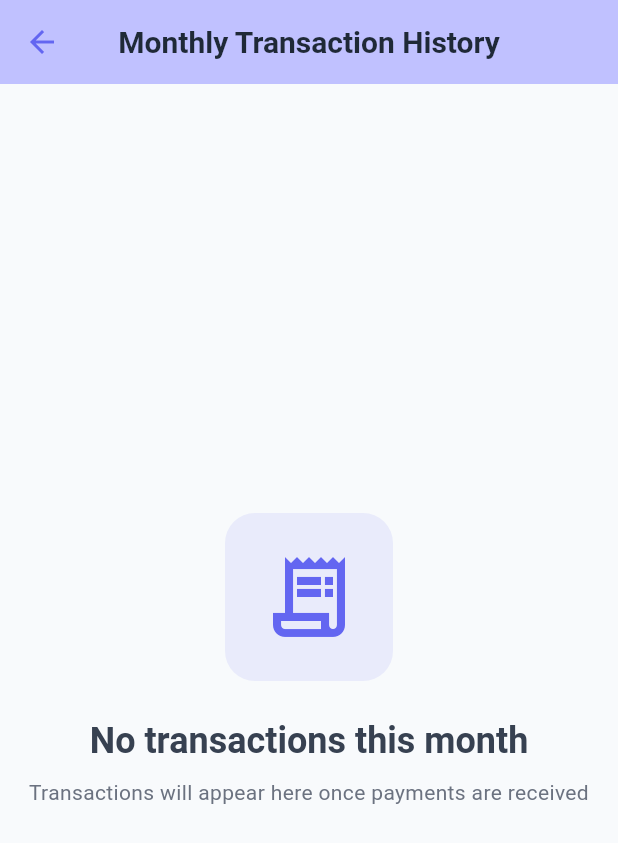
After one commit to cursorsam89/invoices, a Flutter app: the TransactionHistoryScreen screen opened directly, on a phone screen of 412 x 824 dp. The commit adds this screen. Shown: the top 843 px of the screen. Run offline on Flutter 3.47's test engine with Material 3 defaults, Android fonts, the phone set to English and light mode, and no system bars; our stand-ins replace flutter_dotenv, supabase_flutter; accounts and stored records are empty.

Commit message:
sajjan's commit

```diff
--- /dev/null
+++ b/lib/models/transaction_history.dart
@@ -0,0 +1,63 @@
+class TransactionHistory {
+  final String id;
+  final String customerId;
+  final String customerName;
+  final String invoiceId;
+  final double amount;
+  final DateTime paymentDate;
+  final DateTime createdAt;
+
+  TransactionHistory({
+    required this.id,
+    required this.customerId,
+    required this.customerName,
+    required this.invoiceId,
+    required this.amount,
+    required this.paymentDate,
+    required this.createdAt,
+  });
+
+  factory TransactionHistory.fromJson(Map<String, dynamic> json) {
+    return TransactionHistory(
+      id: json['id'],
+      customerId: json['customer_id'],
+      customerName: json['customer_name'] ?? '',
+      invoiceId: json['invoice_id'],
+      amount: json['amount'].toDouble(),
+      paymentDate: DateTime.parse(json['payment_date']),
+      createdAt: DateTime.parse(json['created_at']),
+    );
+  }
+
+  Map<String, dynamic> toJson() {
+    return {
+      'id': id,
+      'customer_id': customerId,
+      'customer_name': customerName,
+      'invoice_id': invoiceId,
+      'amount': amount,
+      'payment_date': paymentDate.toIso8601String(),
+      'created_at': createdAt.toIso8601String(),
+    };
+  }
+
+  TransactionHistory copyWith({
+    String? id,
+    String? customerId,
+    String? customerName,
+    String? invoiceId,
+    double? amount,
+    DateTime? paymentDate,
+    DateTime? createdAt,
+  }) {
+    return TransactionHistory(
+      id: id ?? this.id,
+      customerId: customerId ?? this.customerId,
+      customerName: customerName ?? this.customerName,
+      invoiceId: invoiceId ?? this.invoiceId,
+      amount: amount ?? this.amount,
+      paymentDate: paymentDate ?? this.paymentDate,
+      createdAt: createdAt ?? this.createdAt,
+    );
+  }
+}
--- /dev/null
+++ b/lib/screens/transaction_history_screen.dart
@@ -0,0 +1,341 @@
+// screens/transaction_history_screen.dart
+import 'package:flutter/material.dart';
+import '../models/transaction_history.dart';
+import '../services/supabase_service.dart';
+import '../utils/date_formatter.dart';
+
+class TransactionHistoryScreen extends StatefulWidget {
+  const TransactionHistoryScreen({super.key});
+
+  @override
+  State<TransactionHistoryScreen> createState() =>
+      _TransactionHistoryScreenState();
+}
+
+class _TransactionHistoryScreenState extends State<TransactionHistoryScreen> {
+  List<TransactionHistory> _transactions = [];
+  bool _isLoading = true;
+  String? _error;
+
+  @override
+  void initState() {
+    super.initState();
+    _loadTransactionHistory();
+  }
+
+  Future<void> _loadTransactionHistory() async {
+    setState(() {
+      _isLoading = true;
+      _error = null;
+    });
+
+    try {
+      final transactions = await SupabaseService()
+          .getMonthlyTransactionHistory();
+      setState(() {
+        _transactions = transactions;
+        _isLoading = false;
+      });
+    } catch (e) {
+      setState(() {
+        _error = e.toString();
+        _isLoading = false;
+      });
+    }
+  }
+
+  @override
+  Widget build(BuildContext context) {
+    return Scaffold(
+      backgroundColor: const Color(0xFFF8FAFC),
+      appBar: AppBar(
+        title: const Text(
+          'Monthly Transaction History',
+          style: TextStyle(fontWeight: FontWeight.w700, fontSize: 20),
+        ),
+        backgroundColor: Theme.of(context).colorScheme.inversePrimary,
+        elevation: 0,
+        leading: IconButton(
+          icon: const Icon(Icons.arrow_back, color: Color(0xFF6366F1)),
+          onPressed: () => Navigator.of(context).pop(),
+        ),
+      ),
+      body: _isLoading
+          ? const Center(
+              child: CircularProgressIndicator(
+                valueColor: AlwaysStoppedAnimation<Color>(Color(0xFF6366F1)),
+              ),
+            )
+          : _error != null
+          ? Center(
+              child: Column(
+                mainAxisAlignment: MainAxisAlignment.center,
+                children: [
+                  Container(
+                    padding: const EdgeInsets.all(24),
+                    decoration: BoxDecoration(
+                      color: const Color(0xFFEF4444).withOpacity(0.1),
+                      borderRadius: BorderRadius.circular(20),
+                    ),
+                    child: const Icon(
+                      Icons.error_outline,
+                      size: 64,
+                      color: Color(0xFFEF4444),
+                    ),
+                  ),
+                  const SizedBox(height: 24),
+                  Text(
+                    'Error loading transactions',
+                    style: Theme.of(context).textTheme.headlineSmall?.copyWith(
+                      color: const Color(0xFF374151),
+                      fontWeight: FontWeight.w600,
+                    ),
+                  ),
+                  const SizedBox(height: 8),
+                  Text(
+                    _error!,
+                    style: Theme.of(context).textTheme.bodyMedium?.copyWith(
+                      color: const Color(0xFF6B7280),
+                    ),
+                    textAlign: TextAlign.center,
+                  ),
+                  const SizedBox(height: 24),
+                  ElevatedButton.icon(
+                    onPressed: _loadTransactionHistory,
+                    icon: const Icon(Icons.refresh),
+                    label: const Text('Retry'),
+                    style: ElevatedButton.styleFrom(
+                      backgroundColor: const Color(0xFF6366F1),
+                      foregroundColor: Colors.white,
+                    ),
+                  ),
+                ],
+              ),
+            )
+          : _transactions.isEmpty
+          ? Center(
+              child: Column(
+                mainAxisAlignment: MainAxisAlignment.center,
+                children: [
+                  Container(
+                    padding: const EdgeInsets.all(24),
+                    decoration: BoxDecoration(
+                      color: const Color(0xFF6366F1).withOpacity(0.1),
+                      borderRadius: BorderRadius.circular(20),
+                    ),
+                    child: const Icon(
+                      Icons.receipt_long_outlined,
+                      size: 64,
+                      color: Color(0xFF6366F1),
+                    ),
+                  ),
+                  const SizedBox(height: 24),
+                  Text(
+                    'No transactions this month',
+                    style: Theme.of(context).textTheme.headlineSmall?.copyWith(
+                      color: const Color(0xFF374151),
+                      fontWeight: FontWeight.w600,
+                    ),
+                  ),
+                  const SizedBox(height: 8),
+                  Text(
+                    'Transactions will appear here once payments are received',
+                    style: Theme.of(context).textTheme.bodyMedium?.copyWith(
+                      color: const Color(0xFF6B7280),
+                    ),
+                    textAlign: TextAlign.center,
+                  ),
+                ],
+              ),
+            )
+          : RefreshIndicator(
+              onRefresh: _loadTransactionHistory,
+              color: const Color(0xFF6366F1),
+              child: Column(
+                children: [
+                  // Header with month info
+                  Container(
+                    width: double.infinity,
+                    padding: const EdgeInsets.all(16),
+                    margin: const EdgeInsets.all(16),
+                    decoration: BoxDecoration(
+                      color: Colors.white,
+                      borderRadius: BorderRadius.circular(16),
+                      boxShadow: [
+                        BoxShadow(
+                          color: Colors.black.withOpacity(0.05),
+                          blurRadius: 10,
+                          offset: const Offset(0, 2),
+                        ),
+                      ],
+                    ),
+                    child: Column(
+                      children: [
+                        Row(
+                          children: [
+                            Container(
+                              padding: const EdgeInsets.all(8),
+                              decoration: BoxDecoration(
+                                color: const Color(0xFF6366F1).withOpacity(0.1),
+                                borderRadius: BorderRadius.circular(8),
+                              ),
+                              child: const Icon(
+                                Icons.calendar_month,
+                                color: Color(0xFF6366F1),
+                                size: 20,
+                              ),
+                            ),
+                            const SizedBox(width: 12),
+                            Expanded(
+                              child: Column(
+                                crossAxisAlignment: CrossAxisAlignment.start,
+                                children: [
+                                  Text(
+                                    DateFormatter.formatMonthYear(
+                                      DateTime.now(),
+                                    ),
+                                    style: const TextStyle(
+                                      fontSize: 16,
+                                      fontWeight: FontWeight.w600,
+                                      color: Color(0xFF374151),
+                                    ),
+                                  ),
+                                  Text(
+                                    '${_transactions.length} transaction${_transactions.length == 1 ? '' : 's'}',
+                                    style: const TextStyle(
+                                      fontSize: 14,
+                                      color: Color(0xFF6B7280),
+                                    ),
+                                  ),
+                                ],
+                              ),
+                            ),
+                            Container(
+                              padding: const EdgeInsets.symmetric(
+                                horizontal: 12,
+                                vertical: 6,
+                              ),
+                              decoration: BoxDecoration(
+                                color: const Color(0xFF10B981).withOpacity(0.1),
+                                borderRadius: BorderRadius.circular(12),
+                              ),
+                              child: Text(
+                                DateFormatter.formatCurrency(
+                                  _transactions.fold(
+                                    0.0,
+                                    (sum, t) => sum + t.amount,
+                                  ),
+                                ),
+                                style: const TextStyle(
+                                  fontSize: 14,
+                                  fontWeight: FontWeight.w600,
+                                  color: Color(0xFF10B981),
+                                ),
+                              ),
+                            ),
+                          ],
+                        ),
+                      ],
+                    ),
+                  ),
+                  // Transaction list
+                  Expanded(
+                    child: ListView.builder(
+                      padding: const EdgeInsets.symmetric(horizontal: 16),
+                      itemCount: _transactions.length,
+                      itemBuilder: (context, index) {
+                        final transaction = _transactions[index];
+                        return _buildTransactionCard(transaction);
+                      },
+                    ),
+                  ),
+                ],
+              ),
+            ),
+    );
+  }
+
+  Widget _buildTransactionCard(TransactionHistory transaction) {
+    return Container(
+      margin: const EdgeInsets.only(bottom: 12),
+      padding: const EdgeInsets.all(16),
+      decoration: BoxDecoration(
+        color: Colors.white,
+        borderRadius: BorderRadius.circular(16),
+        boxShadow: [
+          BoxShadow(
+            color: Colors.black.withOpacity(0.05),
+            blurRadius: 10,
+            offset: const Offset(0, 2),
+          ),
+        ],
+      ),
+      child: Row(
+        children: [
+          // Customer avatar
+          Container(
+            width: 48,
+            height: 48,
+            decoration: BoxDecoration(
+              color: const Color(0xFF6366F1).withOpacity(0.1),
+              borderRadius: BorderRadius.circular(12),
+            ),
+            child: Center(
+              child: Text(
+                transaction.customerName.isNotEmpty
+                    ? transaction.customerName[0].toUpperCase()
+                    : '?',
+                style: const TextStyle(
+                  fontSize: 18,
+                  fontWeight: FontWeight.w600,
+                  color: Color(0xFF6366F1),
+                ),
+              ),
+            ),
+          ),
+          const SizedBox(width: 16),
+          // Transaction details
+          Expanded(
+            child: Column(
+              crossAxisAlignment: CrossAxisAlignment.start,
+              children: [
+                Text(
+                  transaction.customerName,
+                  style: const TextStyle(
+                    fontSize: 16,
+                    fontWeight: FontWeight.w600,
+                    color: Color(0xFF374151),
+                  ),
+                ),
+                const SizedBox(height: 4),
+                Text(
+                  DateFormatter.formatDate(transaction.paymentDate),
+                  style: const TextStyle(
+                    fontSize: 14,
+                    color: Color(0xFF6B7280),
+                  ),
+                ),
+              ],
+            ),
+          ),
+          // Amount
+          Container(
+            padding: const EdgeInsets.symmetric(horizontal: 12, vertical: 6),
+            decoration: BoxDecoration(
+              color: const Color(0xFF10B981).withOpacity(0.1),
+              borderRadius: BorderRadius.circular(12),
+            ),
+            child: Text(
+              DateFormatter.formatCurrency(transaction.amount),
+              style: const TextStyle(
+                fontSize: 16,
+                fontWeight: FontWeight.w600,
+                color: Color(0xFF10B981),
+              ),
+            ),
+          ),
+        ],
+      ),
+    );
+  }
+}
--- a/lib/widgets/add_customer_modal.dart
+++ b/lib/widgets/add_customer_modal.dart
@@ -120,6 +120,8 @@ class _AddCustomerModalState extends State<AddCustomerModal> {
             (customer.amount?.toString() ?? 'null') +
             ', description: ' +
             (customer.description ?? 'null') +
+            ', studentClass: ' +
+            (customer.studentClass ?? 'null') +
             ', repeat: ' +
             customer.repeat.toString() +
             ', start_date: ' +
```
Also changed, not shown: lib/screens/home_screen.dart (+131 -80 lines), lib/services/supabase_service.dart (+72 -0 lines), lib/utils/date_formatter.dart (+8 -0 lines).
